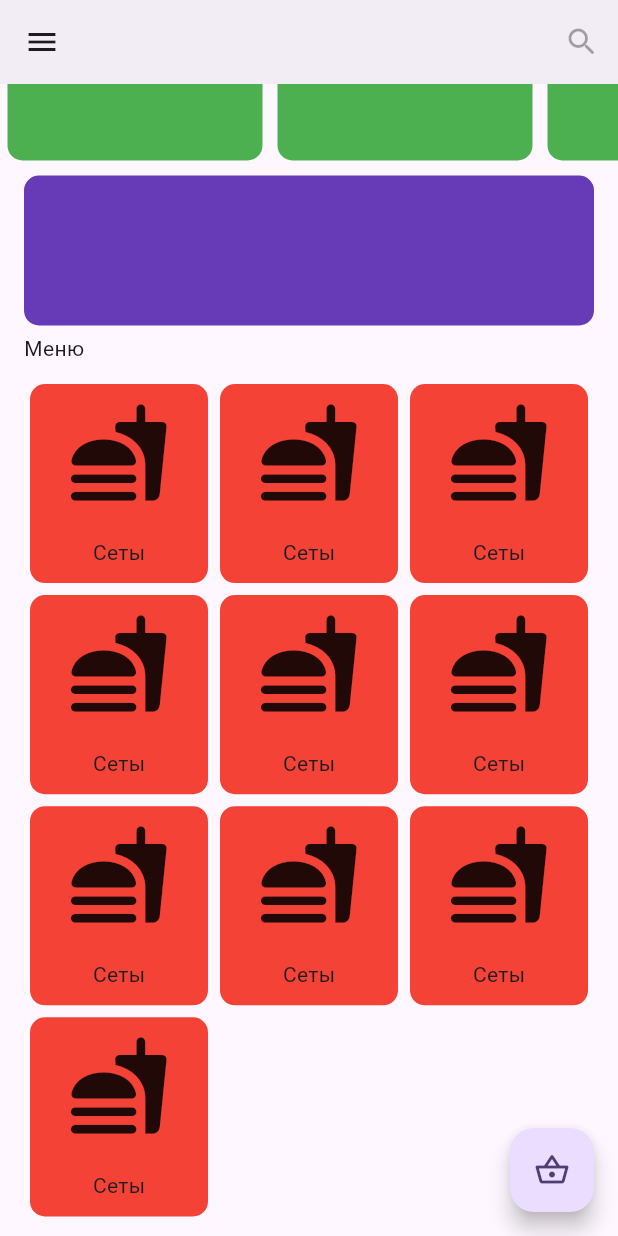
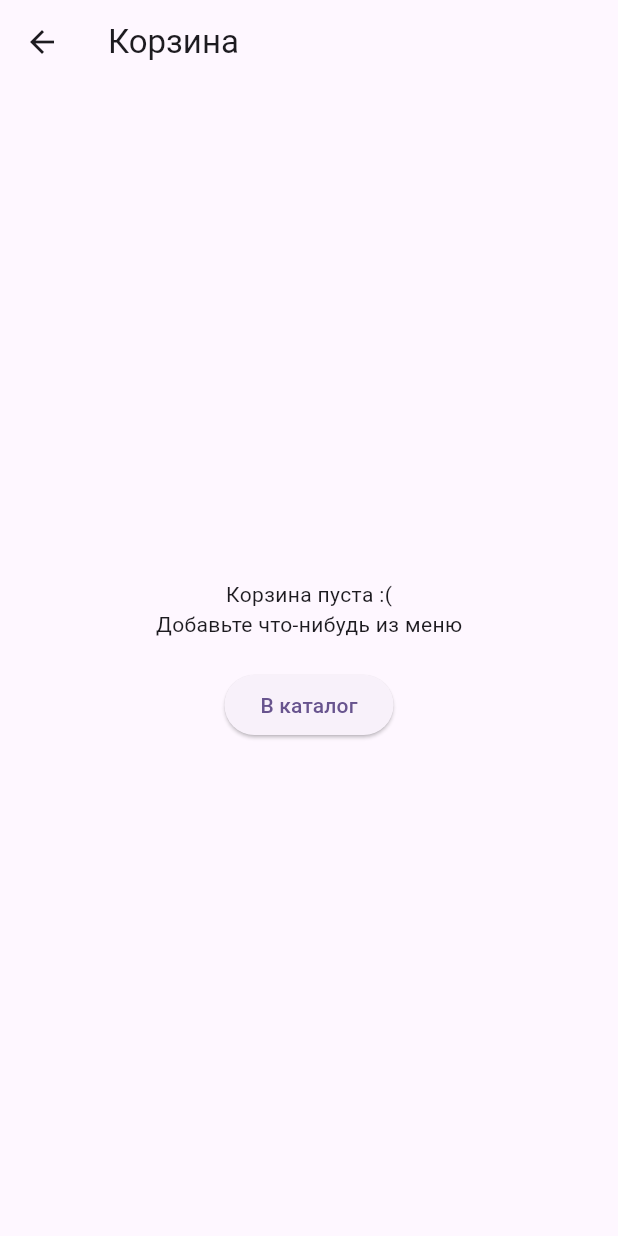
Before and after one commit to ComputerHakka/Food_Delivery, a Flutter app: the screen it shows after launch, scrolled down 94 dp, after a tap on the "shopping basket" icon, on a phone screen of 412 x 824 dp. Run offline on Flutter 3.47's test engine with Material 3 defaults, Android fonts, the phone set to English and light mode, and no system bars; our stand-ins replace go_router.

Commit message:
added cart screen

```diff
--- a/lib/config/routes/routes.dart
+++ b/lib/config/routes/routes.dart
@@ -1,5 +1,6 @@
 import 'package:food_delivery_app/core/constants/constants.dart';
 import 'package:food_delivery_app/features/food_delivery/presentation/screens/bonuses/bonuses_screen.dart';
+import 'package:food_delivery_app/features/food_delivery/presentation/screens/cart/cart_screen.dart';
 import 'package:food_delivery_app/features/food_delivery/presentation/screens/main/main_screen.dart';
 import 'package:food_delivery_app/features/food_delivery/presentation/screens/notifications/notifications_screen.dart';
 import 'package:go_router/go_router.dart';
@@ -22,6 +23,11 @@ class AppRoutes {
             path: 'bonuses',
             name: RouteNames.bonusesScreen,
             builder: (context, state) => const BonusesScreen(),
+          ),
+          GoRoute(
+            path: 'cart',
+            name: RouteNames.cartScreen,
+            builder: (context, state) => const CartScreen(),
           ),
         ],
       ),
--- a/lib/core/constants/constants.dart
+++ b/lib/core/constants/constants.dart
@@ -12,4 +12,5 @@ class RouteNames {
   static const serviceDetailsScreen = 'service_details_screen';
   static const notifiactionsScreen = 'notifications_screen';
   static const bonusesScreen = 'bonuses_screen';
+  static const cartScreen = 'cart_screen';
 }
--- /dev/null
+++ b/lib/features/food_delivery/presentation/screens/cart/cart_screen.dart
@@ -0,0 +1,28 @@
+import 'package:flutter/material.dart';
+
+class CartScreen extends StatelessWidget {
+  const CartScreen({super.key});
+
+  @override
+  Widget build(BuildContext context) {
+    return Scaffold(
+      appBar: AppBar(
+        title: const Text('Корзина'),
+      ),
+      body: Center(
+        child: Column(
+          mainAxisAlignment: MainAxisAlignment.center,
+          children: [
+            const Text('Корзина пуста :('),
+            const Text('Добавьте что-нибудь из меню'),
+            const SizedBox(height: 20),
+            ElevatedButton(
+              onPressed: () {},
+              child: const Text('В каталог'),
+            ),
+          ],
+        ),
+      ),
+    );
+  }
+}
--- a/lib/features/food_delivery/presentation/screens/main/main_screen.dart
+++ b/lib/features/food_delivery/presentation/screens/main/main_screen.dart
@@ -20,7 +20,9 @@ class MainScreen extends StatelessWidget {
         scrolledUnderElevation: 0,
       ),
       floatingActionButton: FloatingActionButton(
-        onPressed: () {},
+        onPressed: () {
+          GoRouter.of(context).goNamed(RouteNames.cartScreen);
+        },
         child: const Icon(Icons.shopping_basket_outlined),
       ),
       body: SingleChildScrollView(
```
Also changed, not shown: lib/core/assets/images/empty_cart_image.png (added), lib/core/assets/images/empty_cart_image.svg (added).
